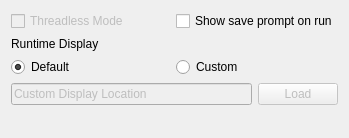
This is extensions/WarioSettings.ui in McMasterRS/WARIO-Editor as Qt 5 draws it before an edit. The edited form follows.
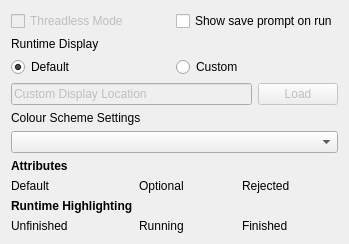
This is the edited form.

Patch:
```diff
--- a/extensions/WarioSettings.ui
+++ b/extensions/WarioSettings.ui
@@ -7,7 +7,7 @@
     <x>0</x>
     <y>0</y>
     <width>349</width>
-    <height>138</height>
+    <height>241</height>
    </rect>
   </property>
   <property name="windowTitle">
@@ -89,6 +89,92 @@
      </item>
     </layout>
    </item>
+   <item>
+    <widget class="QLabel" name="label_2">
+     <property name="text">
+      <string>Colour Scheme Settings</string>
+     </property>
+    </widget>
+   </item>
+   <item>
+    <layout class="QHBoxLayout" name="horizontalLayout_3">
+     <item>
+      <widget class="QComboBox" name="cbColourScheme"/>
+     </item>
+    </layout>
+   </item>
+   <item>
+    <layout class="QGridLayout" name="gridLayout_2">
+     <item row="0" column="0">
+      <widget class="QLabel" name="label_6">
+       <property name="font">
+        <font>
+         <weight>75</weight>
+         <bold>true</bold>
+        </font>
+       </property>
+       <property name="text">
+        <string>Attributes</string>
+       </property>
+      </widget>
+     </item>
+     <item row="1" column="0">
+      <widget class="QLabel" name="label_3">
+       <property name="text">
+        <string>Default </string>
+       </property>
+      </widget>
+     </item>
+     <item row="2" column="0">
+      <widget class="QLabel" name="label_7">
+       <property name="font">
+        <font>
+         <weight>75</weight>
+         <bold>true</bold>
+        </font>
+       </property>
+       <property name="text">
+        <string>Runtime Highlighting</string>
+       </property>
+      </widget>
+     </item>
+     <item row="1" column="1">
+      <widget class="QLabel" name="label_4">
+       <property name="text">
+        <string>Optional</string>
+       </property>
+      </widget>
+     </item>
+     <item row="1" column="2">
+      <widget class="QLabel" name="label_5">
+       <property name="text">
+        <string>Rejected</string>
+       </property>
+      </widget>
+     </item>
+     <item row="3" column="0">
+      <widget class="QLabel" name="label_8">
+       <property name="text">
+        <string>Unfinished</string>
+       </property>
+      </widget>
+     </item>
+     <item row="3" column="1">
+      <widget class="QLabel" name="label_9">
+       <property name="text">
+        <string>Running</string>
+       </property>
+      </widget>
+     </item>
+     <item row="3" column="2">
+      <widget class="QLabel" name="label_10">
+       <property name="text">
+        <string>Finished</string>
+       </property>
+      </widget>
+     </item>
+    </layout>
+   </item>
    <item>
     <spacer name="verticalSpacer">
      <property name="orientation">
```
